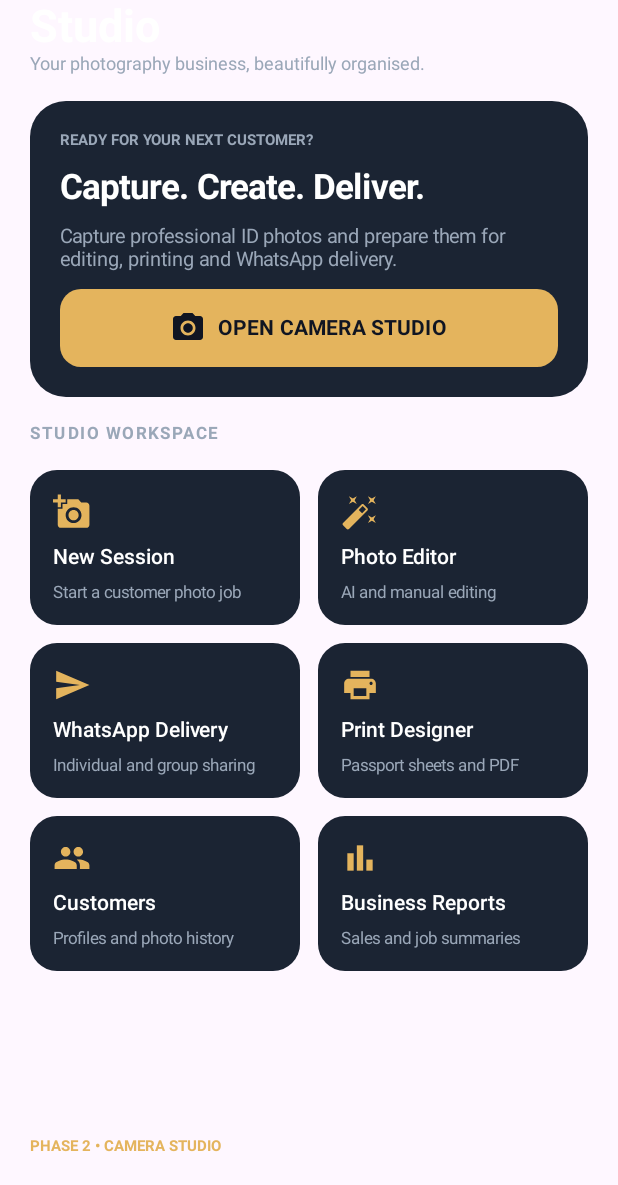
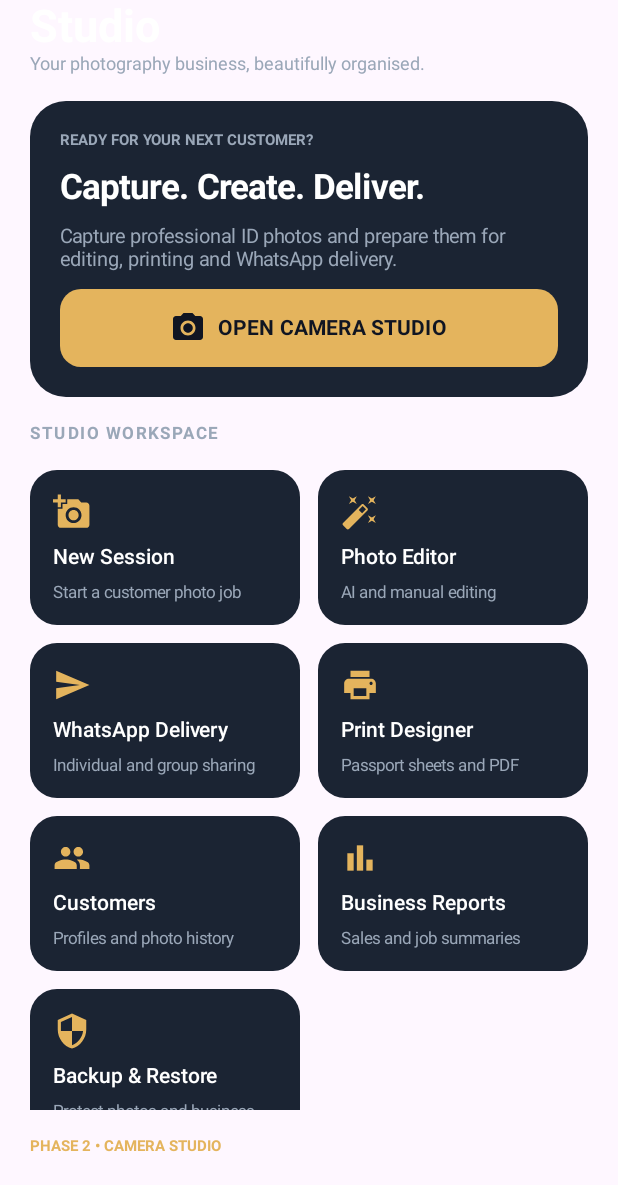
Before and after one commit to sdordzie/PassportStudio-SKD, an Android app built with Jetpack Compose: the composable Dashboard shown on its own in the app's theme, on a phone screen of 412 x 824 dp, the part 51-1236 px from its top. Run offline under Robolectric (Android 15) with nearby library versions, the phone set to English and light mode, and no system bars; libraries missing offline, so code that uses them is left out: androidx.camera.core, androidx.camera.lifecycle, androidx.camera.view, com.google.mlkit.vision.

Commit message:
Add Backup & Restore workspace entry

```diff
--- a/AndroidNative/app/src/main/java/gh/com/bigsammy/passportpro/MainActivity.kt
+++ b/AndroidNative/app/src/main/java/gh/com/bigsammy/passportpro/MainActivity.kt
@@ -95,6 +95,7 @@ private fun PassportProApp() {
                 "Gallery" -> GalleryScreen(Modifier.padding(padding))
                 "Print" -> PrintDesignerScreen(Modifier.padding(padding))
                 "Business" -> BusinessManagementScreen(Modifier.padding(padding))
+                "Backup" -> BackupRestoreScreen(Modifier.padding(padding))
                 else -> Workspace(tab, Modifier.padding(padding))
             }
         }
@@ -111,7 +112,8 @@ private fun Dashboard(modifier: Modifier, onCapture: () -> Unit, onNavigate: (St
         StudioTool("WhatsApp Delivery", "Individual and group sharing", Icons.Default.Send, "Gallery"),
         StudioTool("Print Designer", "Passport sheets and PDF", Icons.Default.Print, "Print"),
         StudioTool("Customers", "Profiles and photo history", Icons.Default.People, "Customers"),
-        StudioTool("Business Reports", "Sales and job summaries", Icons.Default.BarChart, "Business")
+        StudioTool("Business Reports", "Sales and job summaries", Icons.Default.BarChart, "Business"),
+        StudioTool("Backup & Restore", "Protect photos and business records", Icons.Default.Security, "Backup")
     )
     Column(modifier.fillMaxSize().padding(20.dp), verticalArrangement = Arrangement.spacedBy(18.dp)) {
         Column {
```
